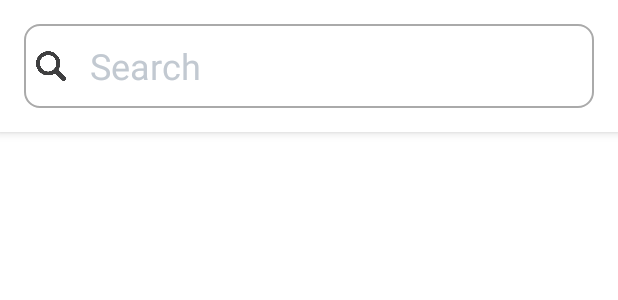
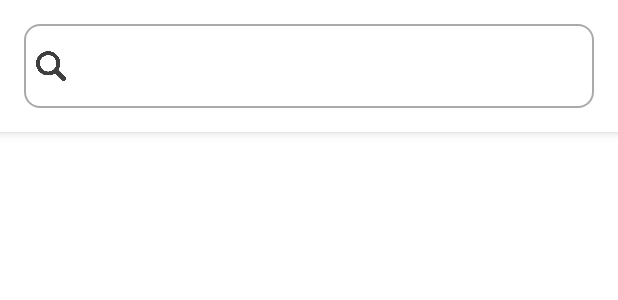
Before and after one commit to phyothinzaraung/AhrefsSearch, an Android app: the layout fragment_search.xml on its own in the app's theme, with its tools: preview values and no code run, on a phone screen of 412 x 824 dp. Shown: the top 300 px of the screen. Run offline under Robolectric (Android 15) with nearby library versions, the phone set to English and light mode, and no system bars.

Commit message:
fix warnings and remove hint text from edtSearch

```diff
--- a/app/src/main/java/com/ahrefs/ahrefssearch/AhrefsSearchApplication.kt
+++ b/app/src/main/java/com/ahrefs/ahrefssearch/AhrefsSearchApplication.kt
@@ -4,5 +4,4 @@ import android.app.Application
 import dagger.hilt.android.HiltAndroidApp
 
 @HiltAndroidApp
-class AhrefsSearchApplication: Application() {
-}
+class AhrefsSearchApplication: Application()
--- a/app/src/main/java/com/ahrefs/ahrefssearch/ui/MainActivity.kt
+++ b/app/src/main/java/com/ahrefs/ahrefssearch/ui/MainActivity.kt
@@ -8,7 +8,7 @@ import dagger.hilt.android.AndroidEntryPoint
 @AndroidEntryPoint
 class MainActivity : AppCompatActivity() {
 
-    lateinit var binding: ActivityMainBinding
+    private lateinit var binding: ActivityMainBinding
 
     override fun onCreate(savedInstanceState: Bundle?) {
         super.onCreate(savedInstanceState)
--- a/app/src/main/java/com/ahrefs/ahrefssearch/ui/SearchFragment.kt
+++ b/app/src/main/java/com/ahrefs/ahrefssearch/ui/SearchFragment.kt
@@ -72,7 +72,7 @@ class SearchFragment : Fragment(), RecyclerViewClickListener{
             edtSearch.text.clear()
         }
 
-        //add divder for recycler view items
+        //add divider for recycler view items
         binding.recyclerView.addItemDecoration(
             DividerItemDecoration(
                 context,
--- a/app/src/main/res/layout/fragment_search.xml
+++ b/app/src/main/res/layout/fragment_search.xml
@@ -51,8 +51,6 @@
                     android:layout_height="?attr/actionBarSize"
                     android:layout_weight="1"
                     android:background="@null"
-                    android:hint="@string/hint_text"
-                    android:textColorHint="@color/grey"
                     android:textSize="@dimen/title_text_size"
                     android:textColor="@color/text_color"
                     android:imeOptions="actionSearch"
```
